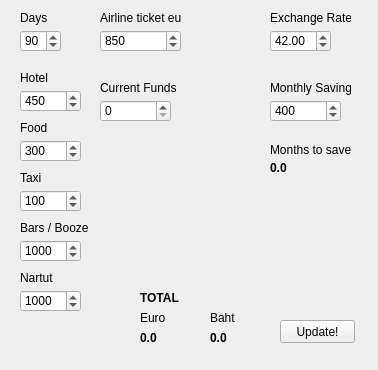
SnakeManPMC/Pattaya_Budget, file widget.ui: the form before one commit.
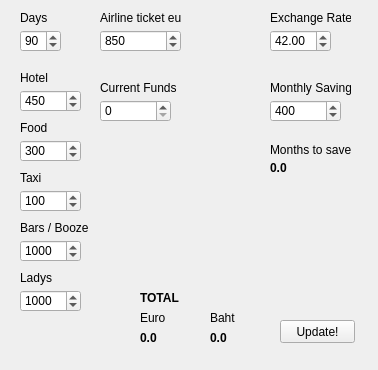
The form after the commit.

```diff
--- a/widget.ui
+++ b/widget.ui
@@ -52,7 +52,7 @@
     </rect>
    </property>
    <property name="text">
-    <string>Nartut</string>
+    <string>Ladys</string>
    </property>
   </widget>
   <widget class="QSpinBox" name="nartut">
```
Left out of the diff: 4 changed lines with no effect on the pictures.
